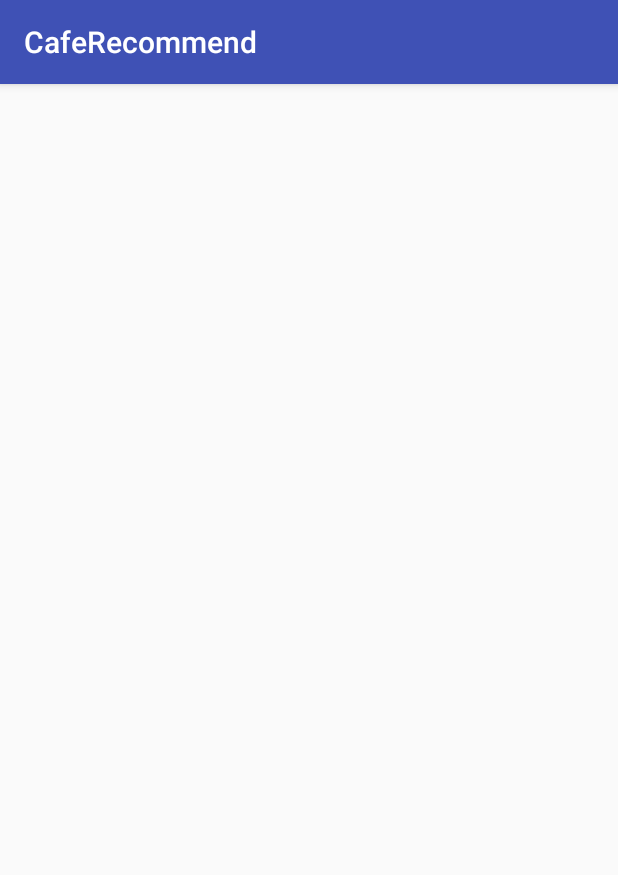
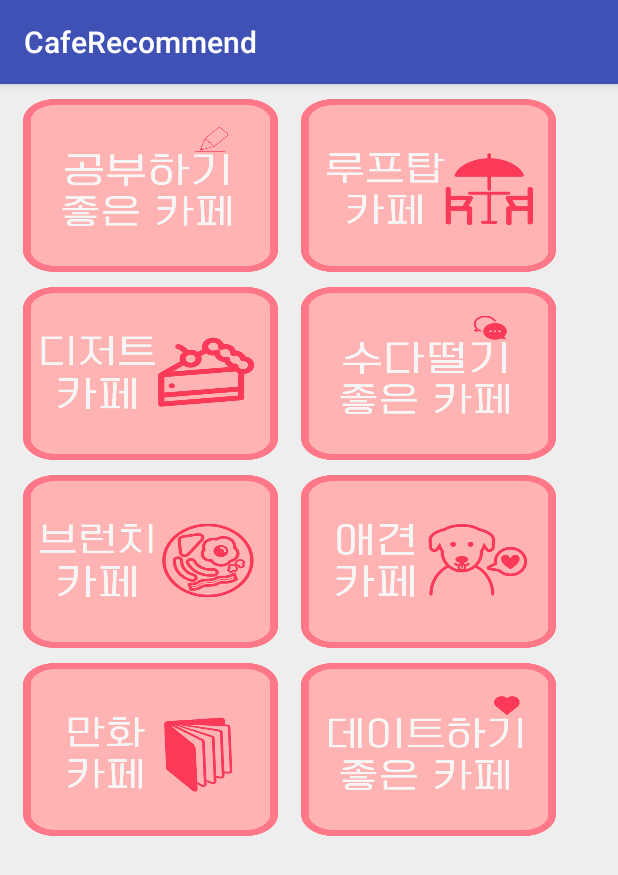
Before and after one commit to cosmic119/CafeTheme, an Android app: the ThemeSelectActivity screen opened directly, with no data from a screen before it, on a phone screen of 412 x 824 dp. Shown: the top 875 px of the screen. Run offline under Robolectric (Android 15) with nearby library versions, the phone set to English and light mode, and no system bars.

Commit message:
카페 테마 선택창 레이아웃 추가

```diff
--- a/app/src/main/res/layout/activity_theme_select.xml
+++ b/app/src/main/res/layout/activity_theme_select.xml
@@ -1,9 +1,90 @@
 <?xml version="1.0" encoding="utf-8"?>
-<android.support.constraint.ConstraintLayout xmlns:android="http://schemas.android.com/apk/res/android"
-    xmlns:app="http://schemas.android.com/apk/res-auto"
-    xmlns:tools="http://schemas.android.com/tools"
+<RelativeLayout xmlns:android="http://schemas.android.com/apk/res/android"
     android:layout_width="match_parent"
-    android:layout_height="match_parent"
-    tools:context="com.example.hyeongyu.caferecommend.ThemeSelectActivity">
+    android:background="#eeeeee"
+    android:layout_height="match_parent">
 
-</android.support.constraint.ConstraintLayout>
+
+    <Button
+        android:id="@+id/imgBtn01"
+        android:layout_marginTop="10dp"
+        android:layout_marginLeft="15dp"
+        android:layout_width="170dp"
+        android:layout_height="115dp"
+        android:background="@drawable/study"/>
+
+
+    <Button
+        android:id="@+id/imgBtn02"
+        android:layout_marginTop="10dp"
+        android:layout_marginLeft="15dp"
+        android:layout_width="170dp"
+        android:layout_height="115dp"
+        android:layout_toRightOf="@id/imgBtn01"
+        android:background="@drawable/rooftop"/>
+
+
+    <Button
+        android:id="@+id/imgBtn03"
+        android:layout_marginTop="10dp"
+        android:layout_marginLeft="15dp"
+        android:layout_below="@id/imgBtn01"
+        android:layout_width="170dp"
+        android:layout_height="115dp"
+        android:background="@drawable/cake" />
+
+
+    <Button
+        android:id="@+id/imgBtn04"
+        android:layout_marginTop="10dp"
+        android:layout_marginLeft="15dp"
+        android:layout_toRightOf="@id/imgBtn03"
+        android:layout_below="@id/imgBtn02"
+        android:layout_width="170dp"
+        android:layout_height="115dp"
+        android:background="@drawable/talk"/>
+
+
+    <Button
+        android:id="@+id/imgBtn05"
+        android:layout_marginLeft="15dp"
+        android:layout_marginTop="10dp"
+        android:layout_below="@id/imgBtn03"
+        android:layout_width="170dp"
+        android:layout_height="115dp"
+        android:background="@drawable/brunch"/>
+
+
+    <Button
+        android:id="@+id/imgBtn06"
+        android:layout_marginLeft="15dp"
+        android:layout_marginTop="10dp"
+        android:layout_toRightOf="@id/imgBtn05"
+        android:layout_below="@id/imgBtn04"
+        android:layout_width="170dp"
+        android:layout_height="115dp"
+        android:background="@drawable/pet"/>
+
+
+    <Button
+        android:id="@+id/imgBtn07"
+        android:layout_marginLeft="15dp"
+        android:layout_marginTop="10dp"
+        android:layout_below="@id/imgBtn05"
+        android:layout_width="170dp"
+        android:layout_height="115dp"
+        android:background="@drawable/comics"/>
+
+
+    <Button
+        android:id="@+id/imgBtn08"
+        android:layout_marginTop="10dp"
+        android:layout_marginLeft="15dp"
+        android:layout_toRightOf="@id/imgBtn07"
+        android:layout_below="@id/imgBtn06"
+        android:layout_width="170dp"
+        android:layout_height="115dp"
+        android:background="@drawable/date"/>
+
+
+</RelativeLayout>
```
Also changed, not shown: app/src/main/res/drawable/brunch.png (added), app/src/main/res/drawable/cake.png (added), app/src/main/res/drawable/comics.png (added), app/src/main/res/drawable/date.png (added), app/src/main/res/drawable/pet.png (added), app/src/main/res/drawable/rooftop.png (added), app/src/main/res/drawable/study.png (added), app/src/main/res/drawable/talk.png (added).
